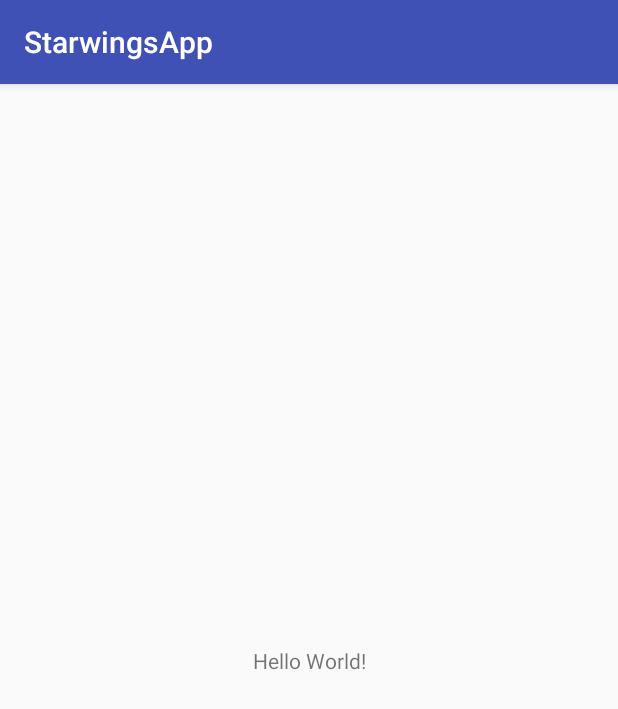
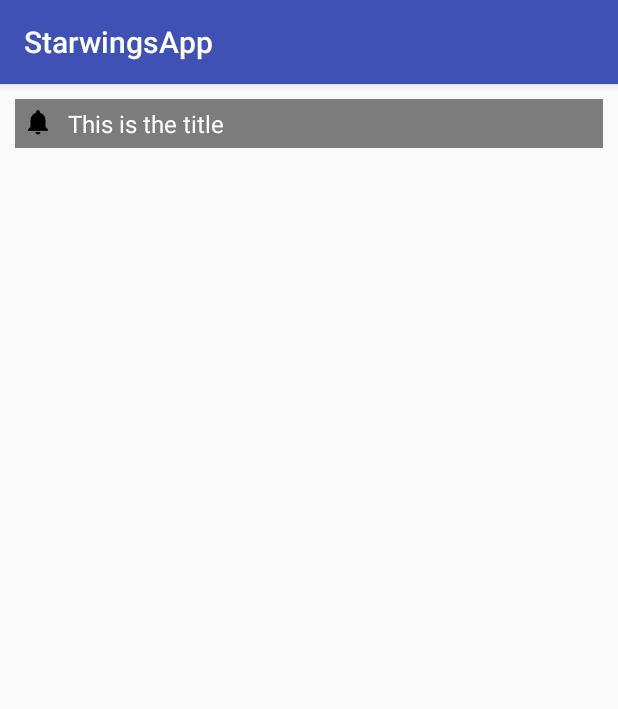
Before and after one commit to appingway-Project20/Starwings, an Android app: the screen it shows after launch (NotificationActivity), on a phone screen of 412 x 824 dp. Shown: the top 709 px of the screen. Run offline under Robolectric (Android 15) with nearby library versions, the light colour scheme and no system bars.

Commit message:
Notification Activity

```diff
--- a/app/build.gradle
+++ b/app/build.gradle
@@ -27,4 +27,6 @@ dependencies {
     compile 'com.android.support:appcompat-v7:25.3.1'
     compile 'com.android.support.constraint:constraint-layout:1.0.2'
     testCompile 'junit:junit:4.12'
+    compile 'com.android.support:cardview-v7:25.3.+'
+    compile 'com.android.support:recyclerview-v7:25.3.+'
 }
--- a/app/src/main/AndroidManifest.xml
+++ b/app/src/main/AndroidManifest.xml
@@ -16,6 +16,7 @@
                 <category android:name="android.intent.category.LAUNCHER" />
             </intent-filter>
         </activity>
+        <activity android:name=".NotificationActivity" />
     </application>
 
 </manifest>
--- a/app/src/main/java/com/example/admin/starwingsapp/MainActivity.java
+++ b/app/src/main/java/com/example/admin/starwingsapp/MainActivity.java
@@ -1,5 +1,6 @@
 package com.example.admin.starwingsapp;
 
+import android.content.Intent;
 import android.support.v7.app.AppCompatActivity;
 import android.os.Bundle;
 
@@ -9,5 +10,8 @@ public class MainActivity extends AppCompatActivity {
     protected void onCreate(Bundle savedInstanceState) {
         super.onCreate(savedInstanceState);
         setContentView(R.layout.activity_main);
+
+        Intent intent=new Intent(MainActivity.this,NotificationActivity.class);
+        startActivity(intent);
     }
 }
--- /dev/null
+++ b/app/src/main/java/com/example/admin/starwingsapp/NotificationActivity.java
@@ -0,0 +1,34 @@
+package com.example.admin.starwingsapp;
+
+import android.os.Bundle;
+import android.support.annotation.Nullable;
+import android.support.v7.app.AppCompatActivity;
+import android.support.v7.widget.LinearLayoutManager;
+import android.support.v7.widget.RecyclerView;
+
+import java.util.ArrayList;
+
+/**
+ * Created by AKASH on 21-06-2017.
+ */
+
+public class NotificationActivity extends AppCompatActivity {
+    RecyclerView rv;
+    ArrayList<NotificationData> arrayList;
+    LinearLayoutManager layoutManager;
+    @Override
+    protected void onCreate(@Nullable Bundle savedInstanceState) {
+        super.onCreate(savedInstanceState);
+        setContentView(R.layout.notification_layout);
+        init();
+        layoutManager=new LinearLayoutManager(this);
+        rv.setLayoutManager(layoutManager);
+        arrayList.add(new NotificationData("This is the title","Here comes the notification details:"));
+        rv.setAdapter(new NotificationAdapter(arrayList,this));
+    }
+
+    private void init() {
+        arrayList=new ArrayList<>();
+        rv= (RecyclerView) findViewById(R.id.notrv);
+    }
+}
--- /dev/null
+++ b/app/src/main/java/com/example/admin/starwingsapp/NotificationAdapter.java
@@ -0,0 +1,69 @@
+package com.example.admin.starwingsapp;
+
+import android.content.Context;
+import android.support.v7.widget.CardView;
+import android.support.v7.widget.RecyclerView;
+import android.view.LayoutInflater;
+import android.view.View;
+import android.view.ViewGroup;
+import android.widget.RelativeLayout;
+import android.widget.TextView;
+
+import java.util.ArrayList;
+
+/**
+ * Created by AKASH on 21-06-2017.
+ */
+
+public class NotificationAdapter extends RecyclerView.Adapter<NotificationAdapter.myViewHolder> {
+
+    public ArrayList<NotificationData> arrayList=new ArrayList<>();
+    public Context context;
+
+    public NotificationAdapter(ArrayList<NotificationData> arrayList, Context context){
+        this.arrayList=arrayList;
+        this.context=context;
+    }
+
+    @Override
+    public myViewHolder onCreateViewHolder(ViewGroup parent, int viewType) {
+        View view= LayoutInflater.from(parent.getContext()).inflate(R.layout.notification_item,parent,false);
+        return new myViewHolder(view);
+    }
+
+    @Override
+    public void onBindViewHolder(final myViewHolder holder, int position) {
+        holder.notdet.setText(arrayList.get(position).getDetails());
+        holder.nottit.setText(arrayList.get(position).getTitle());
+        holder.notcv.setVisibility(View.GONE);
+
+        holder.nottitrl.setOnClickListener(new View.OnClickListener() {
+            @Override
+            public void onClick(View v) {
+                if (holder.notcv.getVisibility() == View.VISIBLE)
+                       holder.notcv.setVisibility(View.GONE);
+                else {
+                    holder.notcv.setVisibility(View.VISIBLE);
+                }
+            }
+        });
+    }
+
+    @Override
+    public int getItemCount() {
+        return arrayList.size();
+    }
+
+    public class myViewHolder extends RecyclerView.ViewHolder {
+        TextView notdet,nottit;
+        RelativeLayout nottitrl;
+        CardView notcv;
+        public myViewHolder(View itemView) {
+            super(itemView);
+            nottitrl= (RelativeLayout) itemView.findViewById(R.id.nottitle);
+            notcv= (CardView) itemView.findViewById(R.id.notcv);
+            notdet= (TextView) itemView.findViewById(R.id.notcvtv);
+            nottit= (TextView) itemView.findViewById(R.id.nottitletv);
+        }
+    }
+}
--- /dev/null
+++ b/app/src/main/java/com/example/admin/starwingsapp/NotificationData.java
@@ -0,0 +1,23 @@
+package com.example.admin.starwingsapp;
+
+/**
+ * Created by AKASH on 21-06-2017.
+ */
+
+public class NotificationData {
+    String title;
+    String details;
+
+    public NotificationData(String title, String details) {
+        this.title = title;
+        this.details = details;
+    }
+
+    public String getTitle() {
+        return title;
+    }
+
+    public String getDetails() {
+        return details;
+    }
+}
--- /dev/null
+++ b/app/src/main/res/layout/notification_item.xml
@@ -0,0 +1,51 @@
+<?xml version="1.0" encoding="utf-8"?>
+<LinearLayout xmlns:android="http://schemas.android.com/apk/res/android"
+    android:orientation="vertical"
+    android:layout_width="match_parent"
+    android:layout_height="wrap_content">
+
+    <RelativeLayout
+        android:id="@+id/nottitle"
+        android:layout_margin="10dp"
+        android:padding="5dp"
+        android:background="#7C7C7C"
+        android:layout_width="match_parent"
+        android:layout_height="wrap_content">
+        <ImageView
+            android:layout_width="20dp"
+            android:layout_height="20dp"
+            android:id="@+id/notimg"
+            android:src="@drawable/notification"/>
+        <TextView
+            android:layout_toRightOf="@+id/notimg"
+            android:layout_width="wrap_content"
+            android:layout_marginLeft="10dp"
+            android:layout_height="wrap_content"
+            android:text="Testing notification title"
+            android:textSize="16sp"
+            android:textColor="#ffffff"
+            android:id="@+id/nottitletv"/>
+    </RelativeLayout>
+
+    <android.support.v7.widget.CardView
+        android:background="#000000"
+        android:id="@+id/notcv"
+        android:layout_width="match_parent"
+        android:layout_marginLeft="10dp"
+        android:layout_marginTop="-10dp"
+        android:layout_marginBottom="10dp"
+        android:layout_marginRight="10dp"
+        android:layout_height="wrap_content">
+        <TextView
+            android:layout_marginTop="10dp"
+            android:id="@+id/notcvtv"
+            android:padding="10dp"
+            android:textSize="16sp"
+            android:textColor="#000000"
+            android:text="Here comes the notification content"
+            android:layout_width="match_parent"
+            android:layout_height="wrap_content"
+            />
+    </android.support.v7.widget.CardView>
+
+</LinearLayout>
--- /dev/null
+++ b/app/src/main/res/layout/notification_layout.xml
@@ -0,0 +1,12 @@
+<?xml version="1.0" encoding="utf-8"?>
+<LinearLayout xmlns:android="http://schemas.android.com/apk/res/android"
+    android:orientation="vertical" android:layout_width="match_parent"
+    android:layout_height="match_parent">
+
+    <android.support.v7.widget.RecyclerView
+        android:layout_width="match_parent"
+        android:id="@+id/notrv"
+        android:layout_height="match_parent">
+    </android.support.v7.widget.RecyclerView>
+
+</LinearLayout>
```
Also changed, not shown: app/src/main/res/drawable/notification.png (added).
